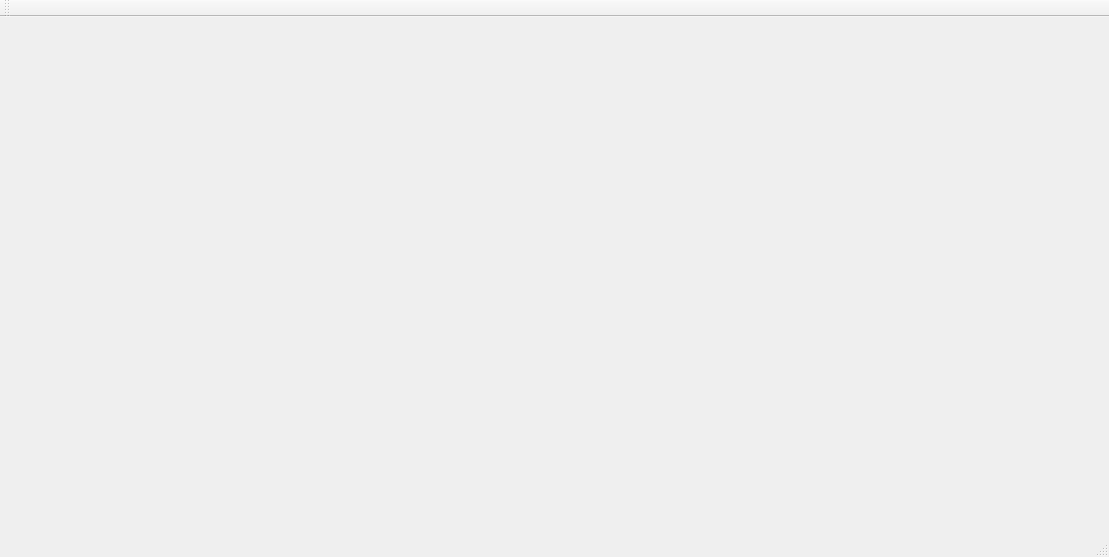
Before: the Qt Designer form XCAX/XCAX.ui in ankoupxr/XCAX, drawn with Qt 5.
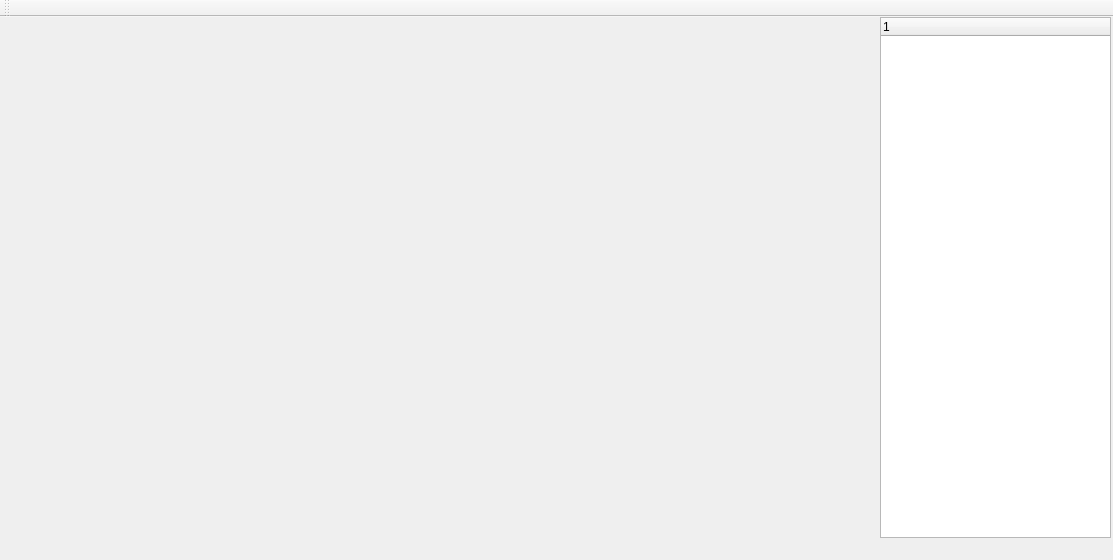
After: the same form once the commit is applied.

```diff
--- a/XCAX/XCAX.ui
+++ b/XCAX/XCAX.ui
@@ -6,26 +6,50 @@
    <rect>
     <x>0</x>
     <y>0</y>
-    <width>1109</width>
-    <height>557</height>
+    <width>1113</width>
+    <height>560</height>
    </rect>
   </property>
   <property name="windowTitle">
    <string>XCAX</string>
   </property>
   <widget class="QWidget" name="centralWidget">
-   <widget class="QWidget" name="verticalLayoutWidget">
+   <widget class="QTreeWidget" name="treeWidget">
     <property name="geometry">
      <rect>
-      <x>0</x>
+      <x>880</x>
       <y>0</y>
-      <width>1111</width>
+      <width>231</width>
       <height>521</height>
      </rect>
     </property>
-    <layout class="QVBoxLayout" name="vtlayout"/>
+    <column>
+     <property name="text">
+      <string notr="true">1</string>
+     </property>
+    </column>
    </widget>
   </widget>
+  <widget class="QToolBar" name="toolBar">
+   <property name="enabled">
+    <bool>true</bool>
+   </property>
+   <property name="windowTitle">
+    <string>toolBar</string>
+   </property>
+   <property name="iconSize">
+    <size>
+     <width>50</width>
+     <height>50</height>
+    </size>
+   </property>
+   <attribute name="toolBarArea">
+    <enum>TopToolBarArea</enum>
+   </attribute>
+   <attribute name="toolBarBreak">
+    <bool>false</bool>
+   </attribute>
+  </widget>
   <widget class="QMenuBar" name="menuBar">
    <property name="geometry">
     <rect>
@@ -36,15 +60,6 @@
     </rect>
    </property>
   </widget>
-  <widget class="QToolBar" name="mainToolBar">
-   <attribute name="toolBarArea">
-    <enum>TopToolBarArea</enum>
-   </attribute>
-   <attribute name="toolBarBreak">
-    <bool>false</bool>
-   </attribute>
-  </widget>
-  <widget class="QStatusBar" name="statusBar"/>
  </widget>
  <layoutdefault spacing="6" margin="11"/>
  <resources>
```
Left out of the diff: 2 changed lines with no effect on the pictures.
